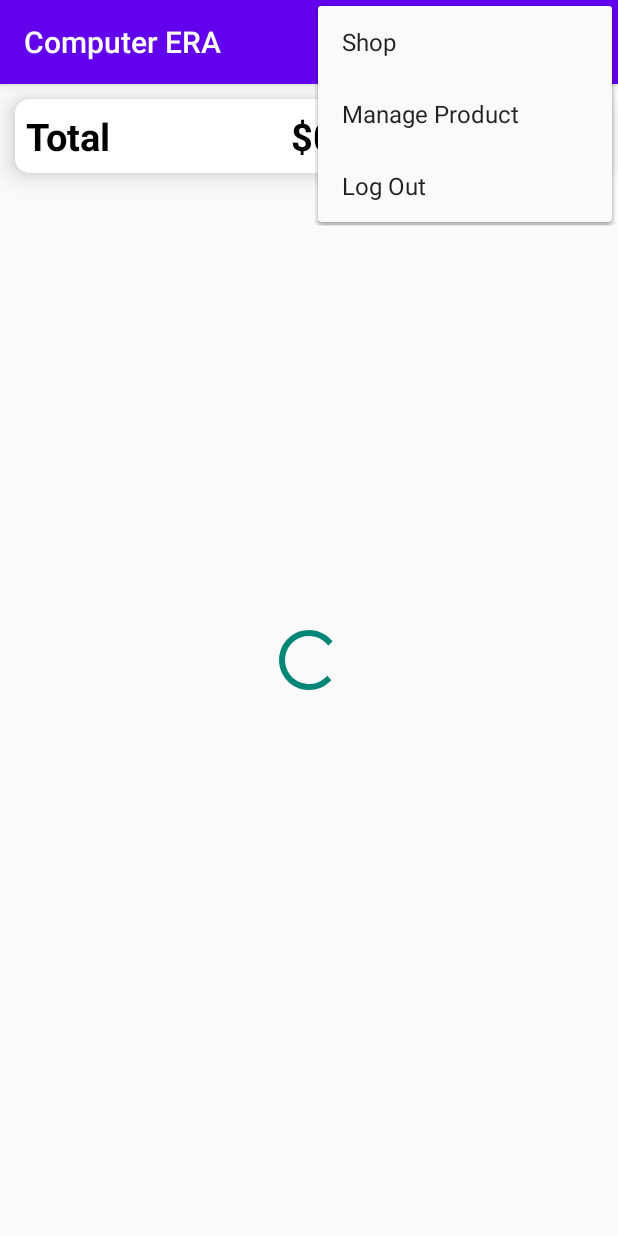
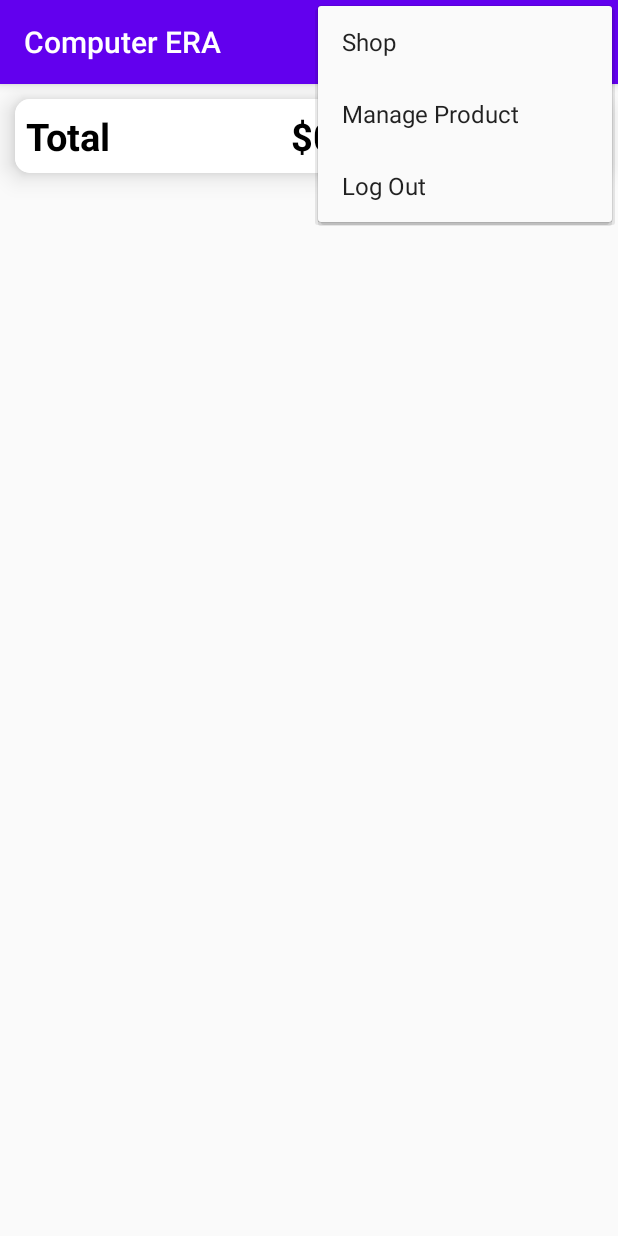
Before and after one commit to nguyenthegiang/PRM392_Project_ShopOnline, an Android app: the ViewCartActivity screen opened directly, with no data from a screen before it, with the options menu open, on a phone screen of 412 x 824 dp. Run offline under Robolectric (Android 15) with nearby library versions, the phone set to English and light mode, and no system bars; our stand-ins replace Firebase (no records; nobody signed in at launch, a user with empty details on screens opened directly).

Commit message:
[ViewCartActivity - BackEnd]: Remove Progress Bar

```diff
--- a/app/src/main/java/com/example/prm392_project/ViewCartActivity.java
+++ b/app/src/main/java/com/example/prm392_project/ViewCartActivity.java
@@ -73,6 +73,9 @@ public class ViewCartActivity extends AppCompatActivity implements CartRVAdapter
         if (user != null) {
             userId = user.getUid();
         }
+
+        //remove loading spinner (if not have any cart in list)
+        loadingPB.setVisibility(View.GONE);
         super.onStart();
     }
 
@@ -124,7 +127,7 @@ public class ViewCartActivity extends AppCompatActivity implements CartRVAdapter
 
             @Override
             public void onCancelled(@NonNull DatabaseError error) {
-
+                loadingPB.setVisibility(View.GONE);
             }
         });
     }
```
